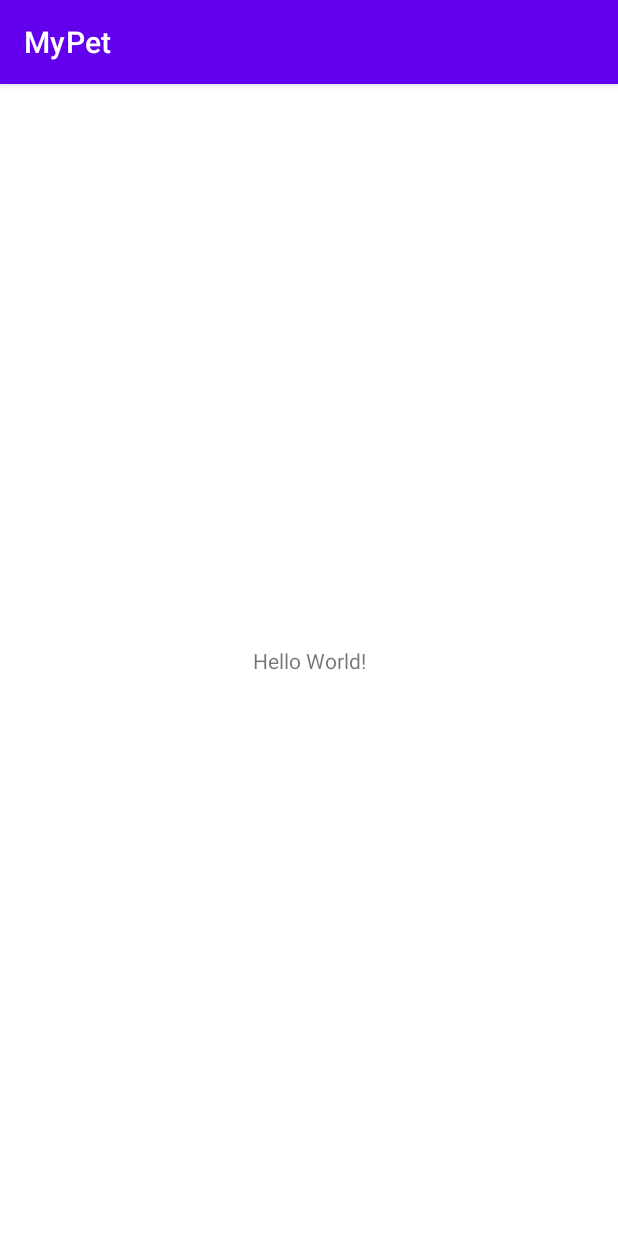
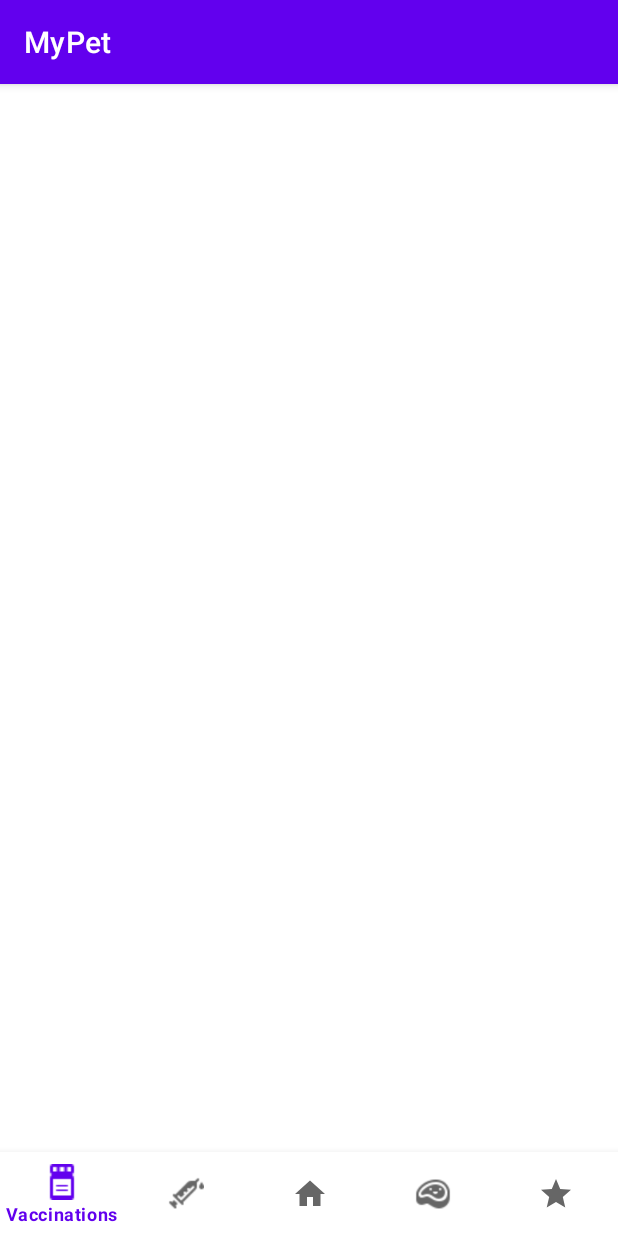
Before and after one commit to sebilaz99/MyPet, an Android app: the screen it shows after launch (MainActivity), on a phone screen of 412 x 824 dp. Run offline under Robolectric (Android 15) with nearby library versions, the phone set to English and light mode, and no system bars.

Commit message:
BottomNavView

```diff
--- /dev/null
+++ b/app/src/main/res/drawable/ic_extra.xml
@@ -0,0 +1,10 @@
+<vector xmlns:android="http://schemas.android.com/apk/res/android"
+    android:width="24dp"
+    android:height="24dp"
+    android:viewportWidth="24"
+    android:viewportHeight="24"
+    android:tint="?attr/colorControlNormal">
+  <path
+      android:fillColor="@android:color/white"
+      android:pathData="M12,17.27L18.18,21l-1.64,-7.03L22,9.24l-7.19,-0.61L12,2 9.19,8.63 2,9.24l5.46,4.73L5.82,21z"/>
+</vector>
--- /dev/null
+++ b/app/src/main/res/drawable/ic_home.xml
@@ -0,0 +1,10 @@
+<vector xmlns:android="http://schemas.android.com/apk/res/android"
+    android:width="24dp"
+    android:height="24dp"
+    android:viewportWidth="24"
+    android:viewportHeight="24"
+    android:tint="?attr/colorControlNormal">
+  <path
+      android:fillColor="@android:color/white"
+      android:pathData="M10,20v-6h4v6h5v-8h3L12,3 2,12h3v8z"/>
+</vector>
--- a/app/src/main/res/layout/activity_main.xml
+++ b/app/src/main/res/layout/activity_main.xml
@@ -6,13 +6,23 @@
     android:layout_height="match_parent"
     tools:context=".MainActivity">
 
-    <TextView
-        android:layout_width="wrap_content"
-        android:layout_height="wrap_content"
-        android:text="Hello World!"
-        app:layout_constraintBottom_toBottomOf="parent"
-        app:layout_constraintLeft_toLeftOf="parent"
-        app:layout_constraintRight_toRightOf="parent"
+    <FrameLayout
+        android:id="@+id/fragment_container"
+        android:layout_width="match_parent"
+        android:layout_height="0dp"
+        app:layout_constraintBottom_toTopOf="@id/bottom_navigation"
         app:layout_constraintTop_toTopOf="parent" />
 
+    <com.google.android.material.bottomnavigation.BottomNavigationView
+        android:id="@+id/bottom_navigation"
+        android:layout_width="match_parent"
+        android:layout_height="wrap_content"
+        app:layout_constraintBottom_toBottomOf="parent"
+        app:layout_constraintEnd_toEndOf="parent"
+        app:layout_constraintHorizontal_bias="0.0"
+        app:layout_constraintStart_toStartOf="parent"
+        app:layout_constraintTop_toTopOf="parent"
+        app:layout_constraintVertical_bias="1"
+        app:menu="@menu/bottom_navigation_menu" />
+
 </androidx.constraintlayout.widget.ConstraintLayout>
--- /dev/null
+++ b/app/src/main/res/menu/bottom_navigation_menu.xml
@@ -0,0 +1,32 @@
+<?xml version="1.0" encoding="utf-8"?>
+<menu xmlns:android="http://schemas.android.com/apk/res/android">
+    <item
+        android:id="@+id/vaccinations"
+        android:enabled="true"
+        android:icon="@drawable/ic_vaccine"
+        android:title="Vaccinations"/>
+
+    <item
+        android:id="@+id/treatments"
+        android:enabled="true"
+        android:icon="@drawable/ic_medicine"
+        android:title="Treatments"/>
+
+    <item
+        android:id="@+id/home"
+        android:enabled="true"
+        android:icon="@drawable/ic_home"
+        android:title="Home"/>
+
+    <item
+        android:id="@+id/food"
+        android:enabled="true"
+        android:icon="@drawable/ic_food"
+        android:title="Food"/>
+
+    <item
+        android:id="@+id/extra"
+        android:enabled="true"
+        android:icon="@drawable/ic_extra"
+        android:title="Extra"/>
+</menu>
```
Also changed, not shown: app/src/main/res/drawable/ic_food.png (added), app/src/main/res/drawable/ic_medicine.png (added), app/src/main/res/drawable/ic_vaccine.png (added).
